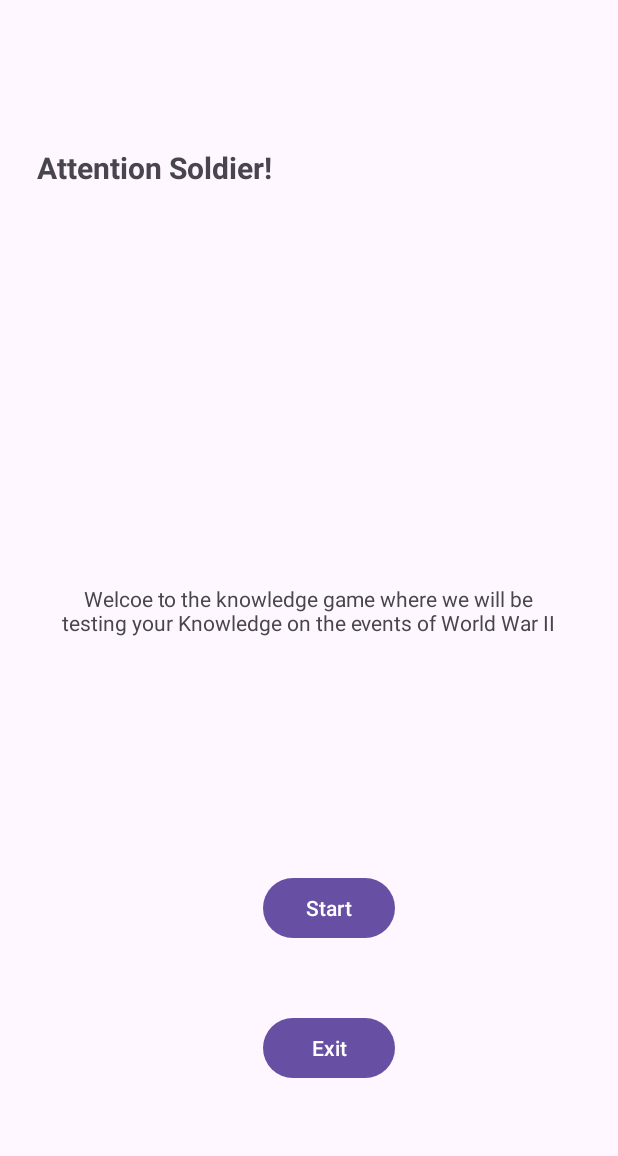
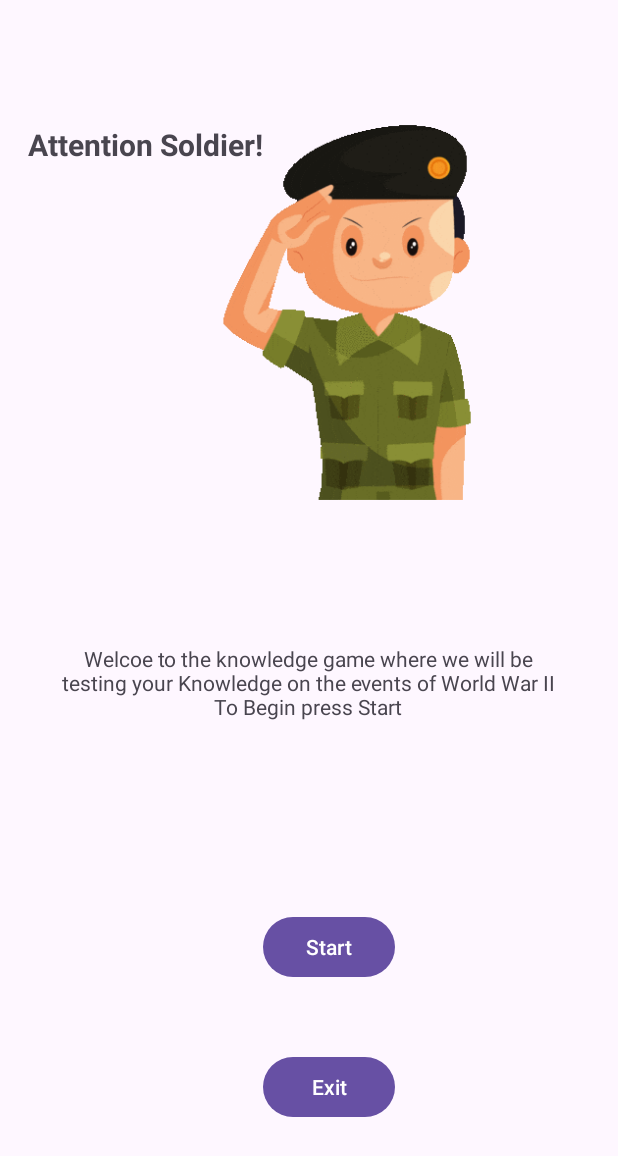
Before and after one commit to StephenChristie12345/TestYourknowledge, an Android app: the screen it shows after launch (MainActivity), on a phone screen of 412 x 824 dp. Shown: the top 1156 px of the screen. Run offline under Robolectric (Android 15) with nearby library versions, the phone set to English and light mode, and no system bars.

Commit message:
fixed buttons and VALs, added some images, working on adding a gif

```diff
--- a/app/build.gradle.kts
+++ b/app/build.gradle.kts
@@ -1,7 +1,7 @@
 plugins {
     alias(libs.plugins.android.application)
     alias(libs.plugins.kotlin.android)
-    id("kotlin-kapt")
+
 }
 
 android {
@@ -46,7 +46,6 @@ dependencies {
     testImplementation(libs.junit)
     androidTestImplementation(libs.androidx.junit)
     androidTestImplementation(libs.androidx.espresso.core)
-    implementation("com.github.bumptech.glide:glide:4.16.0")
-    kapt("com.github.bumptech.glide:compiler:4.16.0")
+
 
 }
--- a/app/src/main/AndroidManifest.xml
+++ b/app/src/main/AndroidManifest.xml
@@ -12,6 +12,9 @@
         android:supportsRtl="true"
         android:theme="@style/Theme.TestYourKnowledge"
         tools:targetApi="31">
+        <activity
+            android:name=".Score"
+            android:exported="false" />
         <activity
             android:name=".Question"
             android:exported="false" />
--- a/app/src/main/java/com/example/testyourknowledge/Question3.kt
+++ b/app/src/main/java/com/example/testyourknowledge/Question3.kt
@@ -2,7 +2,6 @@ package com.example.testyourknowledge
 
 import android.annotation.SuppressLint
 import android.content.Intent
-import android.media.Image
 import android.os.Bundle
 import android.widget.Button
 import android.widget.ImageView
--- a/app/src/main/java/com/example/testyourknowledge/Question4.kt
+++ b/app/src/main/java/com/example/testyourknowledge/Question4.kt
@@ -32,7 +32,8 @@ class Question4 : AppCompatActivity() {
 
         currentQuestionIndex = intent.getIntExtra("question_index", 0)
 
-        val questionTextView = findViewById<TextView>(R.id.textView7)
+        val questionTextView7 = findViewById<TextView>(R.id.textView7)
+        val questionTextView = findViewById<TextView>(R.id.textView8)
         val buttonTrue = findViewById<Button>(R.id.button_true4)
         val buttonFalse = findViewById<Button>(R.id.button_false4)
         val buttonNext = findViewById<Button>(R.id.button_next4)
--- a/app/src/main/java/com/example/testyourknowledge/Question5.kt
+++ b/app/src/main/java/com/example/testyourknowledge/Question5.kt
@@ -32,7 +32,8 @@ class Question5 : AppCompatActivity() {
 
         currentQuestionIndex = intent.getIntExtra("question_index", 0)
 
-        val questionTextView = findViewById<TextView>(R.id.textView2)
+        val questionTextView9 = findViewById<TextView>(R.id.textView9)
+        val questionTextView = findViewById<TextView>(R.id.textView10)
         val buttonTrue = findViewById<Button>(R.id.button_true5)
         val buttonFalse = findViewById<Button>(R.id.button_false5)
         val buttonNext = findViewById<Button>(R.id.button_next5)
--- a/app/src/main/res/layout/activity_main.xml
+++ b/app/src/main/res/layout/activity_main.xml
@@ -18,23 +18,24 @@
         android:textStyle="bold"
         app:layout_constraintBottom_toBottomOf="parent"
         app:layout_constraintEnd_toEndOf="parent"
-        app:layout_constraintHorizontal_bias="0.027"
+        app:layout_constraintHorizontal_bias="0.0"
         app:layout_constraintStart_toStartOf="parent"
         app:layout_constraintTop_toTopOf="parent"
-        app:layout_constraintVertical_bias="0.124" />
+        app:layout_constraintVertical_bias="0.104" />
 
     <TextView
         android:id="@+id/description"
         android:layout_width="334dp"
         android:layout_height="97dp"
-        android:text="Welcoe to the knowledge game where we will be testing your Knowledge on the events of World War II"
+        android:text="Welcoe to the knowledge game where we will be testing your Knowledge on the events of World War II
+        To Begin press Start"
         android:textAlignment="center"
         app:layout_constraintBottom_toBottomOf="parent"
         app:layout_constraintEnd_toEndOf="parent"
         app:layout_constraintHorizontal_bias="0.493"
         app:layout_constraintStart_toStartOf="parent"
         app:layout_constraintTop_toTopOf="parent"
-        app:layout_constraintVertical_bias="0.536" />
+        app:layout_constraintVertical_bias="0.591" />
 
     <Button
         android:id="@+id/Start_button"
@@ -46,7 +47,7 @@
         app:layout_constraintHorizontal_bias="0.541"
         app:layout_constraintStart_toStartOf="parent"
         app:layout_constraintTop_toTopOf="parent"
-        app:layout_constraintVertical_bias="0.749" />
+        app:layout_constraintVertical_bias="0.783" />
 
     <Button
         android:id="@+id/exit_button"
@@ -58,9 +59,19 @@
         app:layout_constraintHorizontal_bias="0.541"
         app:layout_constraintStart_toStartOf="parent"
         app:layout_constraintTop_toTopOf="parent"
-        app:layout_constraintVertical_bias="0.869" />
+        app:layout_constraintVertical_bias="0.903" />
 
-
+    <ImageView
+        android:id="@+id/imageView2"
+        android:layout_width="322dp"
+        android:layout_height="314dp"
+        app:layout_constraintBottom_toBottomOf="parent"
+        app:layout_constraintEnd_toEndOf="parent"
+        app:layout_constraintHorizontal_bias="0.988"
+        app:layout_constraintStart_toStartOf="parent"
+        app:layout_constraintTop_toTopOf="parent"
+        app:layout_constraintVertical_bias="0.098"
+        app:srcCompat="@drawable/giphy" />
 
 
 </androidx.constraintlayout.widget.ConstraintLayout>
```
Also changed, not shown: app/src/main/java/com/example/testyourknowledge/MainActivity.kt (+3 -9 lines), app/src/main/java/com/example/testyourknowledge/Score.kt (added, +20 -0 lines), app/src/main/res/layout/activity_score.xml (added, +25 -0 lines), app/src/main/res/drawable/giphy.gif (renamed from app/src/main/res/raw/giphy.gif).
